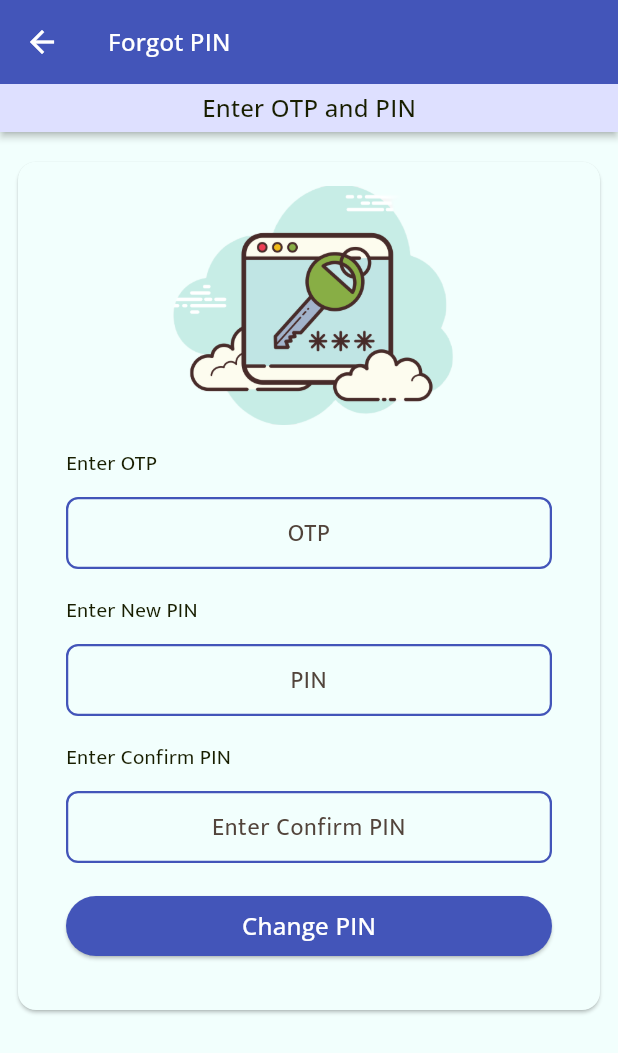
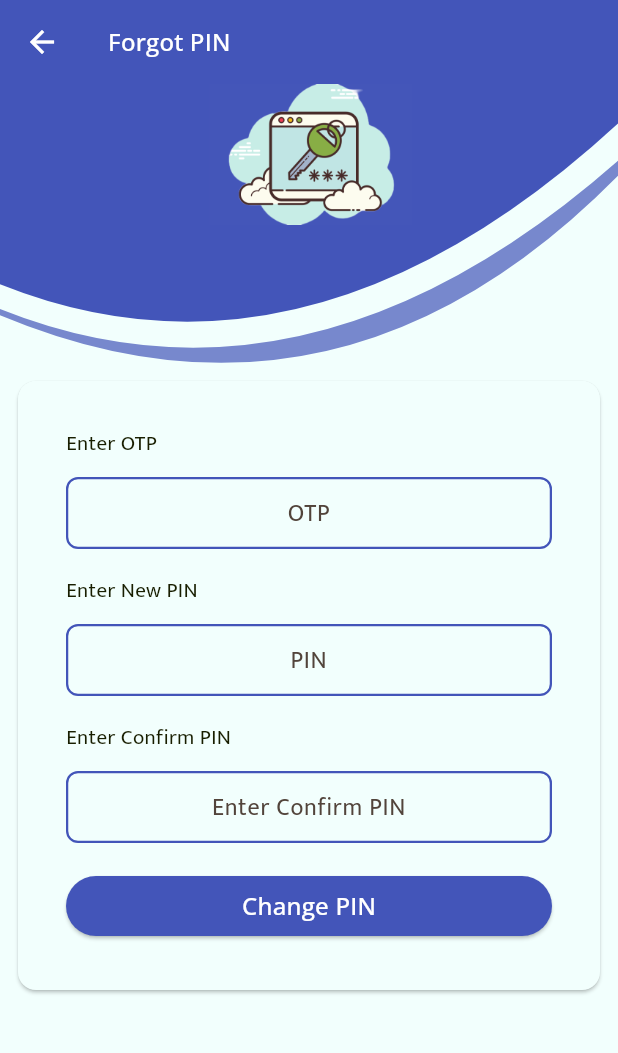
Before and after one commit to ritunjaykumar/kokok_pay_update, a Flutter app: the _ForgotPinScreenMain screen opened directly, on a phone screen of 412 x 824 dp. Shown: the top 1053 px of the screen. Run offline on Flutter 3.47's test engine with Material 2 defaults, Android fonts, the phone set to English and light mode, and no system bars; our stand-ins replace connectivity_plus, country_picker, dartz, device_info_plus, dio, firebase_core and 14 more; missing offline and left inert: awesome_card, encrypt, flutter_udid, fluttercontactpicker, local_auth_android, local_auth_ios and 2 more; accounts and stored records are empty; generated files the repository leaves out were written again; project files that could hold a hidden picture were left out.

Commit message:
ui change

```diff
--- a/lib/resources/asset_manager.dart
+++ b/lib/resources/asset_manager.dart
@@ -32,9 +32,10 @@ class ImagesFile {
   static const String homeQr = '${_imageDir}home_qr.png';
   static const String addMoney = '${_imageDir}add_money.png';
   static const String laoQRLogo = '${_imageDir}lao_qr_logo.png';
+  static const String avatar = '${_imageDir}avatar.jpg';
   // static const String placeholder = '${_imageDir}placeholder.jpg';
   static const String placeholder = '${_imageDir}avatar.png';
-  static const String myPic = placeholder;
+  static const String myPic = avatar;
   // static const String myPic = '${_imageDir}my_pic.png';
   static const String kokKokLogo = '${_imageDir}kokkok_logo.png';
   static const String edlBanner = '${_imageDir}edl_image.jpeg';
--- a/lib/screens/account/forgot_pin/forgot_pin_screen.dart
+++ b/lib/screens/account/forgot_pin/forgot_pin_screen.dart
@@ -1,5 +1,6 @@
 import 'package:flutter/material.dart';
 import 'package:flutter/services.dart';
+import 'package:kokok_pay/screens/painter/background_painter.dart';
 import 'package:provider/provider.dart';
 
 import '/resources/asset_manager.dart';
@@ -38,18 +39,28 @@ class _ForgotPinScreenMainState extends State<_ForgotPinScreenMain> {
   @override
   Widget build(BuildContext context) {
     final theme = Theme.of(context);
+    final colorScheme = Theme.of(context).colorScheme;
+    final textTheme = Theme.of(context).textTheme;
     return Scaffold(
       appBar: AppBar(
         title: const Text('Forgot PIN'),
-        systemOverlayStyle: SystemUiOverlayStyle(
-            systemNavigationBarColor: theme.colorScheme.background
+        systemOverlayStyle:
+            SystemUiOverlayStyle(systemNavigationBarColor: theme.colorScheme.background),
+        backgroundColor: Colors.transparent,
+        elevation: 1,
       ),
-      ),
-      body: SingleChildScrollView(
+      resizeToAvoidBottomInset: false,
+      extendBodyBehindAppBar: true,
+      body: CustomPaint(
+        painter: BackgroundPainter(colorScheme.primary),
+        child: SizedBox(
+          width: double.infinity,
+          height: double.infinity,
+          child: SafeArea(
             child: Column(
               mainAxisSize: MainAxisSize.max,
               children: [
-            Material(
+                /*Material(
                   elevation: SizeResource.value_2,
                   child: Container(
                     height: SizeResource.value_32,
@@ -60,21 +71,35 @@ class _ForgotPinScreenMainState extends State<_ForgotPinScreenMain> {
                       style: theme.textTheme.titleMedium,
                     ),
                   ),
+                ),*/
+                Image.asset(
+                  ImagesFile.forgotPassword,
+                  width: 210,
                 ),
-            const SizedBox(height: SizeResource.value_16),
-            Card(
+                const SizedBox(height: 100),
+                 Expanded(
+                  child: SingleChildScrollView(
+                    child: Column(
+                      children: [
+                        const Card(
                           elevation: SizeResource.value_1,
                           child: Padding(
-                padding: const EdgeInsets.all(SizeResource.value_16),
+                            padding: EdgeInsets.all(SizeResource.value_16),
                             child: Column(
                               children: [
-                    Image.asset(ImagesFile.forgotPassword),
-                    const _ForgotPinForm(),
+                                _ForgotPinForm(),
+                              ],
+                            ),
+                          ),
+                        ),
+                        Container(height: 300)
                       ],
                     ),
                   ),
                 ),
               ],
+            ),
+          ),
         ),
       ),
     );
--- a/lib/screens/account/user_register/confirmation_user_register_screen.dart
+++ b/lib/screens/account/user_register/confirmation_user_register_screen.dart
@@ -161,6 +161,7 @@ class _ConfirmationUserRegisterScreenMainState extends State<_ConfirmationUserRe
                       child: ListView(
                         shrinkWrap: true,
                         children: [
+                          const SizedBox(height: 10),
                           TextFormField(
                             controller: _mobileNumberController,
                             readOnly: true,
--- a/lib/screens/dashboard/more/more_screen.dart
+++ b/lib/screens/dashboard/more/more_screen.dart
@@ -50,14 +50,16 @@ class _MoreScreenMainState extends State<_MoreScreenMain> {
           Expanded(
             child: GridView.builder(
               padding: const EdgeInsets.all(12),
-              scrollDirection: Axis.horizontal,
+              // scrollDirection: Axis.horizontal,
               itemCount: menuItems.length,
               gridDelegate: const SliverGridDelegateWithMaxCrossAxisExtent(
-                // crossAxisCount: 3,
+                // crossAxisCount: 1,
+                mainAxisExtent: 100,
                 mainAxisSpacing: 10,
                 crossAxisSpacing: 10,
-                childAspectRatio: 1,
-                maxCrossAxisExtent: 200,
+                maxCrossAxisExtent: 120,
+                childAspectRatio: 3/2,
+                // maxCrossAxisExtent: 200,
               ),
               itemBuilder: (ctx, i) {
                 final menuItem = menuItems[i];
```
Also changed, not shown: assets/images/avatar.jpg (added). Lines whose indentation alone changed are shown as unchanged.
